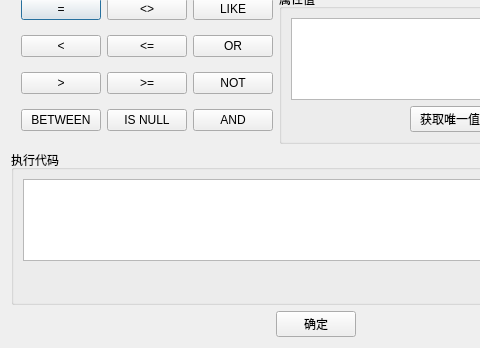
Old version of the form ui/AttributeQueryUI.ui in the repository LianweiMa/DeeplearningSystem; both pictures show x 0 to 480 and y 151 to 499 of the 632 by 499 pixel window.
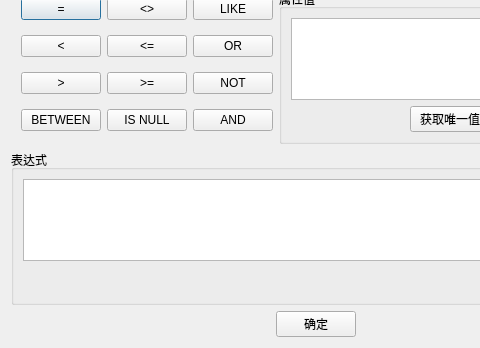
New version of the form.

Commit message: 代码优化：优化名称

Patch:
```diff
--- a/ui/AttributeQueryUI.ui
+++ b/ui/AttributeQueryUI.ui
@@ -152,7 +152,7 @@
    <item>
     <widget class="QGroupBox" name="groupBox_3">
      <property name="title">
-      <string>执行代码</string>
+      <string>表达式</string>
      </property>
      <layout class="QVBoxLayout" name="verticalLayout_3">
       <item>
```
The commit also changes 68 other files.
